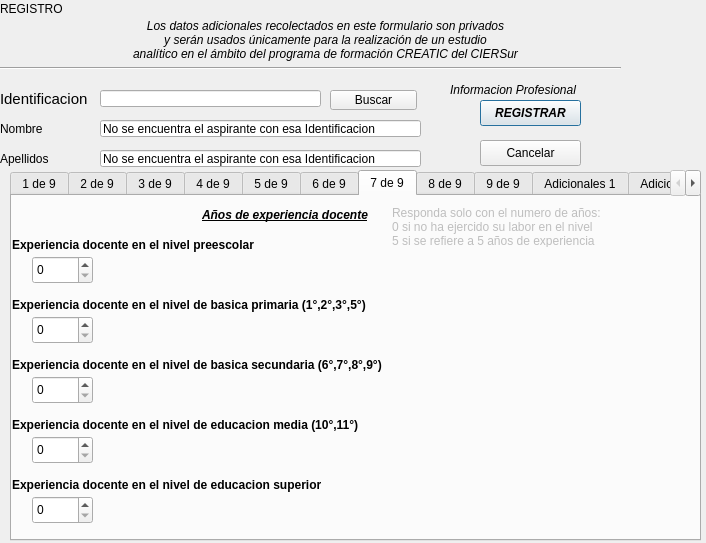
fernandosanchez1128/SGC, file SGC/Vista/VistaRegistrarLT.ui: the form before one commit.
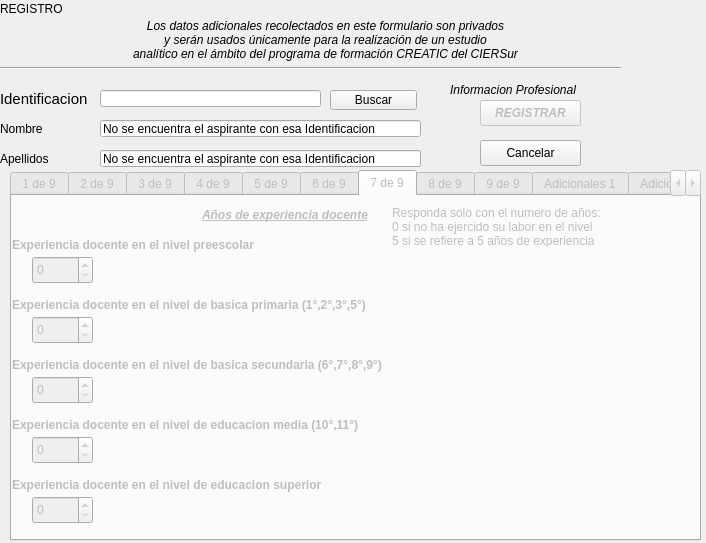
The form after the commit. The open tabs and pages were chosen to show the change.

Patch:
```diff
--- a/SGC/Vista/VistaRegistrarLT.ui
+++ b/SGC/Vista/VistaRegistrarLT.ui
@@ -160,6 +160,9 @@
    </property>
   </widget>
   <widget class="QPushButton" name="btRegistrar">
+   <property name="enabled">
+    <bool>false</bool>
+   </property>
    <property name="geometry">
     <rect>
      <x>480</x>
@@ -204,6 +207,9 @@
    <layout class="QGridLayout" name="gridLayout">
     <item row="0" column="0">
      <widget class="QTabWidget" name="tabWidget">
+      <property name="enabled">
+       <bool>false</bool>
+      </property>
       <property name="currentIndex">
        <number>9</number>
       </property>
@@ -1469,6 +1475,9 @@
           <height>28</height>
          </rect>
         </property>
+        <property name="maximum">
+         <number>70</number>
+        </property>
        </widget>
        <widget class="QLabel" name="label_24">
         <property name="geometry">
@@ -1498,6 +1507,9 @@
           <height>28</height>
          </rect>
         </property>
+        <property name="maximum">
+         <number>70</number>
+        </property>
        </widget>
        <widget class="QLabel" name="label_25">
         <property name="geometry">
@@ -1527,6 +1539,9 @@
           <height>28</height>
          </rect>
         </property>
+        <property name="maximum">
+         <number>70</number>
+        </property>
        </widget>
        <widget class="QLabel" name="label_26">
         <property name="geometry">
@@ -1556,6 +1571,9 @@
           <height>28</height>
          </rect>
         </property>
+        <property name="maximum">
+         <number>70</number>
+        </property>
        </widget>
        <widget class="QLabel" name="label_27">
         <property name="geometry">
@@ -1585,6 +1603,9 @@
           <height>28</height>
          </rect>
         </property>
+        <property name="maximum">
+         <number>70</number>
+        </property>
        </widget>
       </widget>
       <widget class="QWidget" name="tabWidgetPage8">
```
Left out of the diff: 73 changed lines with no effect on the pictures.
